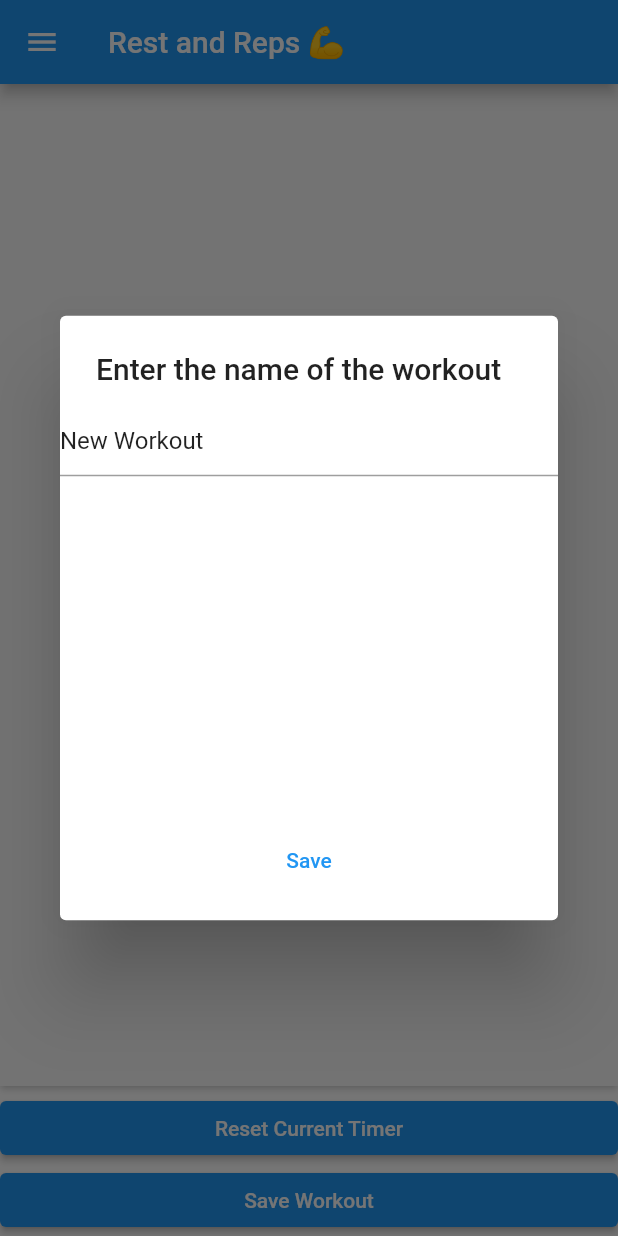
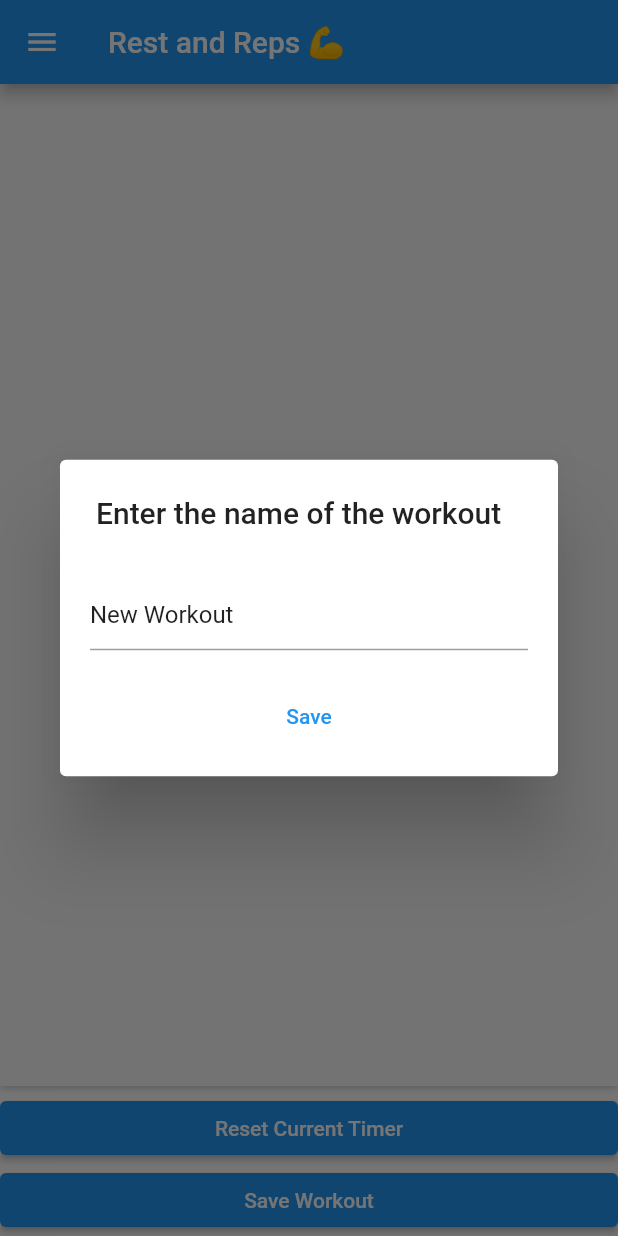
Before and after one commit to BoxedFruits/Reps-and-Rest, a Flutter app: the screen it shows after launch, scrolled down 140 dp, after a tap on "Save Workout", on a phone screen of 412 x 824 dp. Run offline on Flutter 3.47's test engine with Material 2 defaults, Android fonts, the phone set to English and light mode, and no system bars; our stand-ins replace shared_preferences; missing offline and left inert: flutter_sound, pausable_timer; statements that could not run were skipped.

Commit message:
Save workout dialog box UI update

```diff
--- a/lib/ExcerciseTimer.dart
+++ b/lib/ExcerciseTimer.dart
@@ -100,7 +100,6 @@ class _ExcerciseTimerState extends State<ExcerciseTimer> {
             new TextButton(
               child: new Text('Save'),
               onPressed: () {
-                //SetState when clicking saved
                 updateExcerciseCallback();
                 Navigator.of(context).pop();
               },
--- a/lib/ExcerciseTimerList.dart
+++ b/lib/ExcerciseTimerList.dart
@@ -150,15 +150,14 @@ class _ExcerciseTimerListState extends State<ExcerciseTimerList> {
           return new SimpleDialog(
             title: Text("Enter the name of the workout"),
             children: [
-              Container(
-                width: 280,
-                height: 280,
+              Padding(
+                padding: EdgeInsets.all(20.0),
                 child: TextField(
                   controller: _workoutNameController,
                 ),
               ),
-              new TextButton(
-                child: new Text('Save'),
+              TextButton(
+                child: Text('Save'),
                 onPressed: () {
                   setState(() {
                     workoutName = _workoutNameController
```
